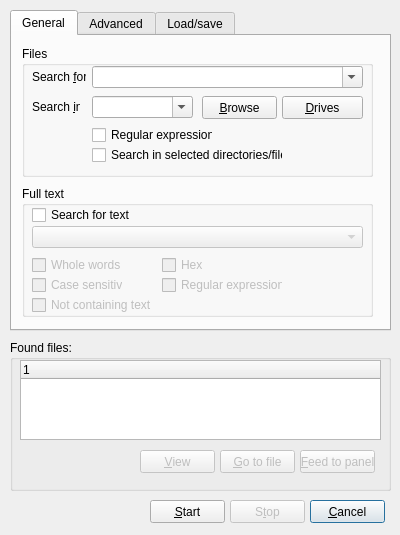
First picture: the form in FindFilesDialog.ui, repository martin-kudlicka/file-commander, before the edit.
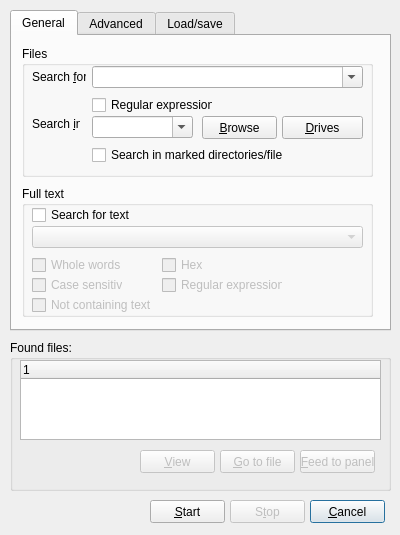
Second picture: the form after the edit.

Commit message: * main window resize event replaced by layout design

Patch:
```diff
--- a/FindFilesDialog.ui
+++ b/FindFilesDialog.ui
@@ -278,32 +278,6 @@
      <property name="title" >
       <string>Files</string>
      </property>
-     <widget class="QCheckBox" name="checkBox" >
-      <property name="geometry" >
-       <rect>
-        <x>70</x>
-        <y>100</y>
-        <width>191</width>
-        <height>18</height>
-       </rect>
-      </property>
-      <property name="text" >
-       <string>Search in selected directories/files</string>
-      </property>
-     </widget>
-     <widget class="QCheckBox" name="checkBox_2" >
-      <property name="geometry" >
-       <rect>
-        <x>70</x>
-        <y>80</y>
-        <width>121</width>
-        <height>18</height>
-       </rect>
-      </property>
-      <property name="text" >
-       <string>Regular expression</string>
-      </property>
-     </widget>
      <widget class="QLabel" name="label" >
       <property name="geometry" >
        <rect>
@@ -320,22 +294,6 @@
        <cstring>qcbSearchFor</cstring>
       </property>
      </widget>
-     <widget class="QLabel" name="label_2" >
-      <property name="geometry" >
-       <rect>
-        <x>10</x>
-        <y>53</y>
-        <width>48</width>
-        <height>16</height>
-       </rect>
-      </property>
-      <property name="text" >
-       <string>Search &amp;in</string>
-      </property>
-      <property name="buddy" >
-       <cstring>qcbSearchIn</cstring>
-      </property>
-     </widget>
      <widget class="QComboBox" name="qcbSearchFor" >
       <property name="geometry" >
        <rect>
@@ -349,37 +307,11 @@
        <bool>true</bool>
       </property>
      </widget>
-     <widget class="QComboBox" name="qcbSearchIn" >
-      <property name="geometry" >
-       <rect>
-        <x>70</x>
-        <y>50</y>
-        <width>101</width>
-        <height>22</height>
-       </rect>
-      </property>
-      <property name="editable" >
-       <bool>true</bool>
-      </property>
-     </widget>
-     <widget class="QPushButton" name="qpbDrives" >
-      <property name="geometry" >
-       <rect>
-        <x>260</x>
-        <y>50</y>
-        <width>81</width>
-        <height>23</height>
-       </rect>
-      </property>
-      <property name="text" >
-       <string>&amp;Drives</string>
-      </property>
-     </widget>
      <widget class="QPushButton" name="qpbBrowse" >
       <property name="geometry" >
        <rect>
         <x>180</x>
-        <y>50</y>
+        <y>70</y>
         <width>75</width>
         <height>23</height>
        </rect>
@@ -388,6 +320,74 @@
        <string>&amp;Browse</string>
       </property>
      </widget>
+     <widget class="QPushButton" name="qpbDrives" >
+      <property name="geometry" >
+       <rect>
+        <x>260</x>
+        <y>70</y>
+        <width>81</width>
+        <height>23</height>
+       </rect>
+      </property>
+      <property name="text" >
+       <string>&amp;Drives</string>
+      </property>
+     </widget>
+     <widget class="QLabel" name="label_2" >
+      <property name="geometry" >
+       <rect>
+        <x>10</x>
+        <y>70</y>
+        <width>48</width>
+        <height>16</height>
+       </rect>
+      </property>
+      <property name="text" >
+       <string>Search &amp;in</string>
+      </property>
+      <property name="buddy" >
+       <cstring>qcbSearchIn</cstring>
+      </property>
+     </widget>
+     <widget class="QCheckBox" name="checkBox_2" >
+      <property name="geometry" >
+       <rect>
+        <x>70</x>
+        <y>50</y>
+        <width>121</width>
+        <height>18</height>
+       </rect>
+      </property>
+      <property name="text" >
+       <string>Regular expression</string>
+      </property>
+     </widget>
+     <widget class="QCheckBox" name="checkBox" >
+      <property name="geometry" >
+       <rect>
+        <x>70</x>
+        <y>100</y>
+        <width>191</width>
+        <height>18</height>
+       </rect>
+      </property>
+      <property name="text" >
+       <string>Search in marked directories/files</string>
+      </property>
+     </widget>
+     <widget class="QComboBox" name="qcbSearchIn" >
+      <property name="geometry" >
+       <rect>
+        <x>70</x>
+        <y>70</y>
+        <width>101</width>
+        <height>22</height>
+       </rect>
+      </property>
+      <property name="editable" >
+       <bool>true</bool>
+      </property>
+     </widget>
     </widget>
    </widget>
    <widget class="QWidget" name="tab_2" >
```
Left out of the diff: 62 changed lines with no effect on the pictures. The commit also changes 3 other files.
